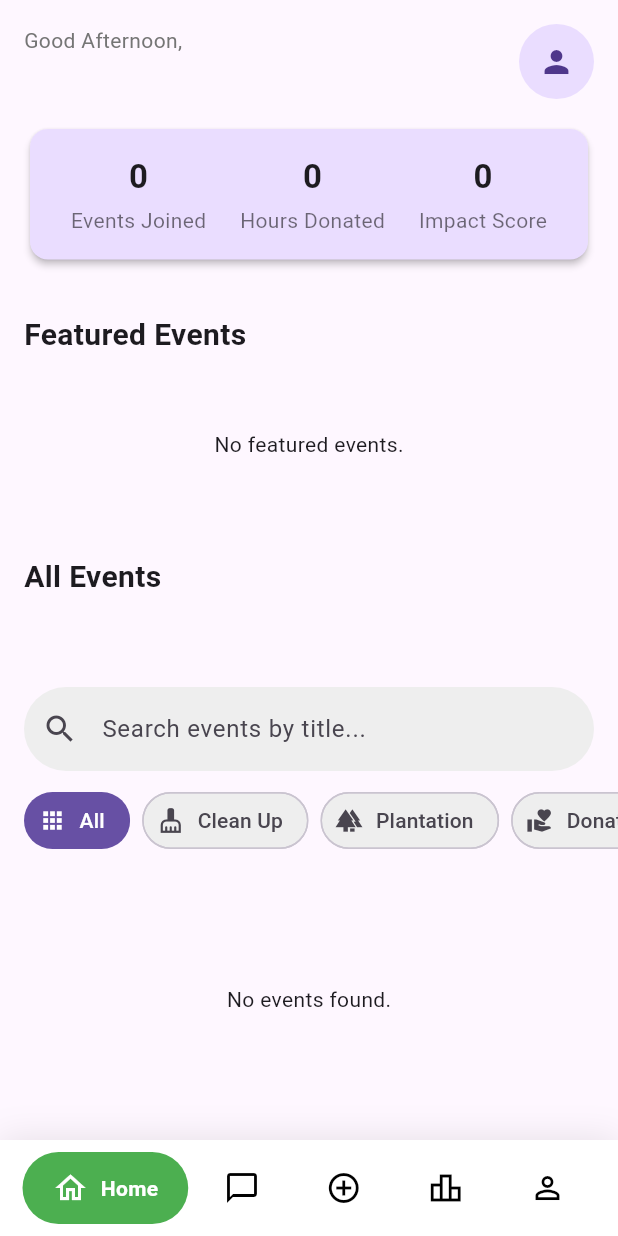
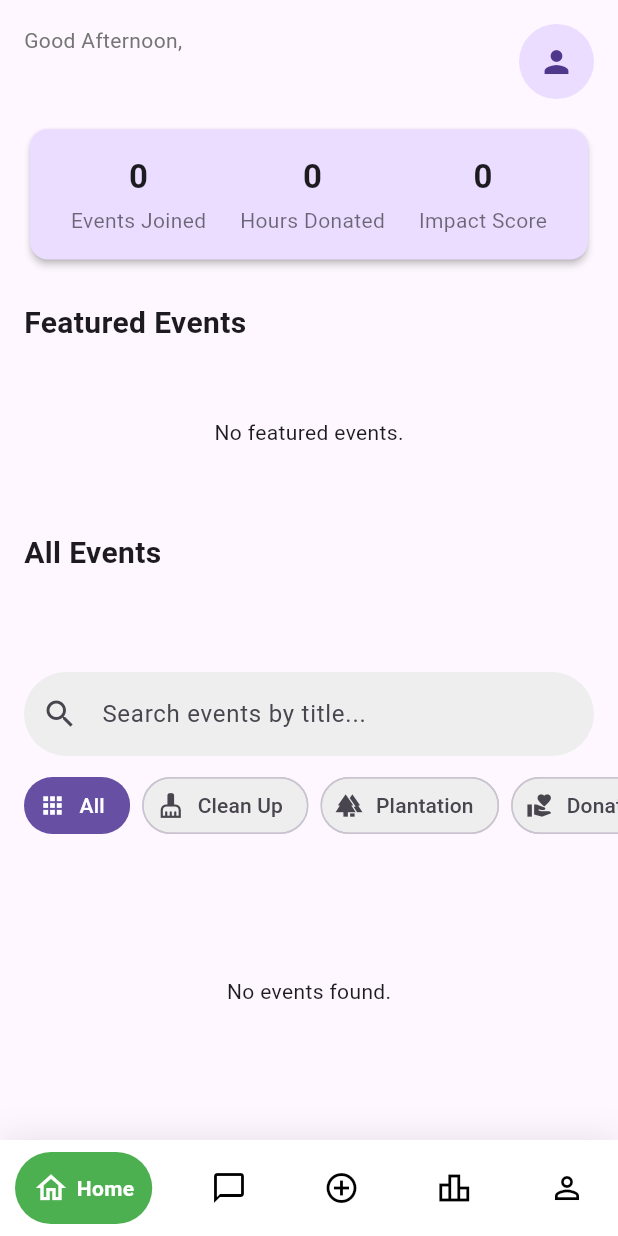
Before and after one commit to janisadhikari-cloud/shramdaan, a Flutter app: the screen it shows once a user with an empty profile is signed in, on a phone screen of 412 x 824 dp. Run offline on Flutter 3.47's test engine with Material 3 defaults, Android fonts, the phone set to English and light mode, and no system bars; drawn by our look-alikes of google_nav_bar; our stand-ins replace cloud_firestore, firebase_auth, firebase_core, firebase_storage, image_picker; accounts and stored records are empty.

Commit message:
Fix the navbar overflow problem

```diff
--- a/lib/features/home/screens/home_page.dart
+++ b/lib/features/home/screens/home_page.dart
@@ -14,21 +14,22 @@ class HomePage extends StatelessWidget {
     final User? currentUser = FirebaseAuth.instance.currentUser;
 
     return Scaffold(
-      // The AppBar is removed from here and is now part of EventsListScreen
-      // to allow the header to scroll away nicely.
+      // AppBar removed to let header scroll naturally
       body: NestedScrollView(
         headerSliverBuilder: (context, innerBoxIsScrolled) {
           return [
-            // A flexible app bar that can contain our header content
             SliverAppBar(
               floating: true,
               snap: true,
-              pinned: false, // The app bar will disappear as you scroll down
+              pinned: false,
               backgroundColor: Theme.of(context).scaffoldBackgroundColor,
               elevation: 0,
-              // The content of our header
+              expandedHeight: 440.0,
               flexibleSpace: FlexibleSpaceBar(
-                background: Column(
+                // ✅ UPDATED: Added SingleChildScrollView around the Column
+                background: SingleChildScrollView(
+                  physics: const NeverScrollableScrollPhysics(),
+                  child: Column(
                     crossAxisAlignment: CrossAxisAlignment.start,
                     children: [
                       // --- Personalized Welcome Header ---
@@ -37,29 +38,44 @@ class HomePage extends StatelessWidget {
 
                       // --- User Stats Card ---
                       if (currentUser != null)
-                      _buildStatsCard(context, firestoreService, currentUser.uid),
+                        _buildStatsCard(
+                          context,
+                          firestoreService,
+                          currentUser.uid,
+                        ),
 
                       // --- Featured Events Section ---
                       const Padding(
-                      padding: EdgeInsets.fromLTRB(16, 16, 16, 8),
-                      child: Text('Featured Events', style: TextStyle(fontSize: 20, fontWeight: FontWeight.bold)),
+                        padding: EdgeInsets.fromLTRB(16, 8, 16, 8),
+                        child: Text(
+                          'Featured Events',
+                          style: TextStyle(
+                            fontSize: 20,
+                            fontWeight: FontWeight.bold,
+                          ),
+                        ),
                       ),
                       _buildFeaturedEventsList(firestoreService),
 
                       // --- All Events Title ---
                       const Padding(
-                      padding: EdgeInsets.fromLTRB(16, 24, 16, 0),
-                      child: Text('All Events', style: TextStyle(fontSize: 20, fontWeight: FontWeight.bold)),
+                        padding: EdgeInsets.fromLTRB(16, 16, 16, 0),
+                        child: Text(
+                          'All Events',
+                          style: TextStyle(
+                            fontSize: 20,
+                            fontWeight: FontWeight.bold,
+                          ),
+                        ),
                       ),
                     ],
                   ),
                 ),
-              // Set the total height of the header area
-              expandedHeight: 450.0,
+              ),
             ),
           ];
         },
-        // The main scrollable body is our filterable events list
+        // The main scrollable body is the events list
         body: const EventsListScreen(),
       ),
     );
@@ -75,18 +91,27 @@ class HomePage extends StatelessWidget {
             child: Column(
               crossAxisAlignment: CrossAxisAlignment.start,
               children: [
-                Text('Good Afternoon,', style: TextStyle(color: Colors.grey.shade600)),
+                Text(
+                  'Good Afternoon,',
+                  style: TextStyle(color: Colors.grey.shade600),
+                ),
                 Text(
                   currentUser.displayName ?? 'Volunteer',
-                  style: Theme.of(context).textTheme.titleLarge?.copyWith(fontWeight: FontWeight.bold),
+                  style: Theme.of(
+                    context,
+                  ).textTheme.titleLarge?.copyWith(fontWeight: FontWeight.bold),
                 ),
               ],
             ),
           ),
           CircleAvatar(
             radius: 25,
-            backgroundImage: currentUser.photoURL != null ? NetworkImage(currentUser.photoURL!) : null,
-            child: currentUser.photoURL == null ? const Icon(Icons.person) : null,
+            backgroundImage: currentUser.photoURL != null
+                ? NetworkImage(currentUser.photoURL!)
+                : null,
+            child: currentUser.photoURL == null
+                ? const Icon(Icons.person)
+                : null,
           ),
         ],
       ),
@@ -94,7 +119,11 @@ class HomePage extends StatelessWidget {
   }
 
   // Helper widget for the user stats card
-  Widget _buildStatsCard(BuildContext context, FirestoreService service, String userId) {
+  Widget _buildStatsCard(
+    BuildContext context,
+    FirestoreService service,
+    String userId,
+  ) {
     return Padding(
       padding: const EdgeInsets.all(16.0),
       child: Card(
@@ -112,7 +141,10 @@ class HomePage extends StatelessWidget {
                   if (snapshot.connectionState == ConnectionState.waiting) {
                     return const CircularProgressIndicator();
                   }
-                  return _buildStatItem('Events Joined', snapshot.data?.toString() ?? '0');
+                  return _buildStatItem(
+                    'Events Joined',
+                    snapshot.data?.toString() ?? '0',
+                  );
                 },
               ),
               _buildStatItem('Hours Donated', '0'), // Placeholder
@@ -127,7 +159,10 @@ class HomePage extends StatelessWidget {
   Widget _buildStatItem(String label, String value) {
     return Column(
       children: [
-        Text(value, style: const TextStyle(fontSize: 22, fontWeight: FontWeight.bold)),
+        Text(
+          value,
+          style: const TextStyle(fontSize: 22, fontWeight: FontWeight.bold),
+        ),
         const SizedBox(height: 4),
         Text(label, style: const TextStyle(color: Colors.black54)),
       ],
@@ -140,10 +175,16 @@ class HomePage extends StatelessWidget {
       stream: service.getFeaturedEventsStream(),
       builder: (context, snapshot) {
         if (snapshot.connectionState == ConnectionState.waiting) {
-          return const SizedBox(height: 190, child: Center(child: CircularProgressIndicator()));
+          return const SizedBox(
+            height: 190,
+            child: Center(child: CircularProgressIndicator()),
+          );
         }
         if (!snapshot.hasData || snapshot.data!.isEmpty) {
-          return const SizedBox(height: 100, child: Center(child: Text('No featured events.')));
+          return const SizedBox(
+            height: 100,
+            child: Center(child: Text('No featured events.')),
+          );
         }
         final featuredEvents = snapshot.data!;
         return SizedBox(
--- a/lib/features/home/screens/home_screen.dart
+++ b/lib/features/home/screens/home_screen.dart
@@ -1,5 +1,5 @@
 import 'package:flutter/material.dart';
-import 'package:google_nav_bar/google_nav_bar.dart'; // NEW
+import 'package:google_nav_bar/google_nav_bar.dart';
 import 'home_page.dart';
 import '../../chat/screens/chat_list_screen.dart';
 import '../../events/screens/create_event_screen.dart';
@@ -19,7 +19,7 @@ class _HomeScreenState extends State<HomeScreen> {
   static const List<Widget> _pages = <Widget>[
     HomePage(),
     ChatListScreen(),
-    SizedBox.shrink(), // This is a placeholder, as the Post button navigates separately
+    SizedBox.shrink(),
     LeaderboardScreen(),
     ProfileScreen(),
   ];
@@ -41,51 +41,36 @@ class _HomeScreenState extends State<HomeScreen> {
   Widget build(BuildContext context) {
     return Scaffold(
       body: _pages.elementAt(_selectedIndex),
-      // UPDATED: Replaced BottomNavigationBar with a more stylish GNav
       bottomNavigationBar: Container(
         decoration: BoxDecoration(
           color: Colors.white,
           boxShadow: [
-            BoxShadow(
-              blurRadius: 20,
-              color: Colors.black.withOpacity(.1),
-            )
+            BoxShadow(blurRadius: 20, color: Colors.black.withOpacity(.1)),
           ],
         ),
         child: SafeArea(
           child: Padding(
-            padding: const EdgeInsets.symmetric(horizontal: 15.0, vertical: 8),
+            padding: const EdgeInsets.symmetric(
+              horizontal: 10.0,
+              vertical: 8,
+            ), // Reduced horizontal padding
             child: GNav(
               rippleColor: Colors.grey[300]!,
               hoverColor: Colors.grey[100]!,
-              gap: 8,
+              gap: 5, // UPDATED: Reduced the gap between icon and text
               activeColor: Colors.white,
               iconSize: 24,
-              padding: const EdgeInsets.symmetric(horizontal: 20, vertical: 12),
+              // UPDATED: Reduced padding inside each tab
+              padding: const EdgeInsets.symmetric(horizontal: 12, vertical: 12),
               duration: const Duration(milliseconds: 400),
               tabBackgroundColor: Colors.green,
               color: Colors.black,
               tabs: const [
-                GButton(
-                  icon: Icons.home_outlined,
-                  text: 'Home',
-                ),
-                GButton(
-                  icon: Icons.chat_bubble_outline,
-                  text: 'Chats',
-                ),
-                GButton(
-                  icon: Icons.add_circle_outline,
-                  text: 'Post',
-                ),
-                GButton(
-                  icon: Icons.leaderboard_outlined,
-                  text: 'Leaders',
-                ),
-                GButton(
-                  icon: Icons.person_outline,
-                  text: 'Account',
-                ),
+                GButton(icon: Icons.home_outlined, text: 'Home'),
+                GButton(icon: Icons.chat_bubble_outline, text: 'Chats'),
+                GButton(icon: Icons.add_circle_outline, text: 'Post'),
+                GButton(icon: Icons.leaderboard_outlined, text: 'Leaders'),
+                GButton(icon: Icons.person_outline, text: 'Account'),
               ],
               selectedIndex: _selectedIndex,
               onTabChange: _onItemTapped,
--- a/lib/features/profile/screens/profile_screen.dart
+++ b/lib/features/profile/screens/profile_screen.dart
@@ -1,4 +1,3 @@
-import 'dart:typed_data';
 import 'package:cloud_firestore/cloud_firestore.dart';
 import 'package:firebase_auth/firebase_auth.dart';
 import 'package:flutter/material.dart';
```
Lines whose indentation alone changed are shown as unchanged.
